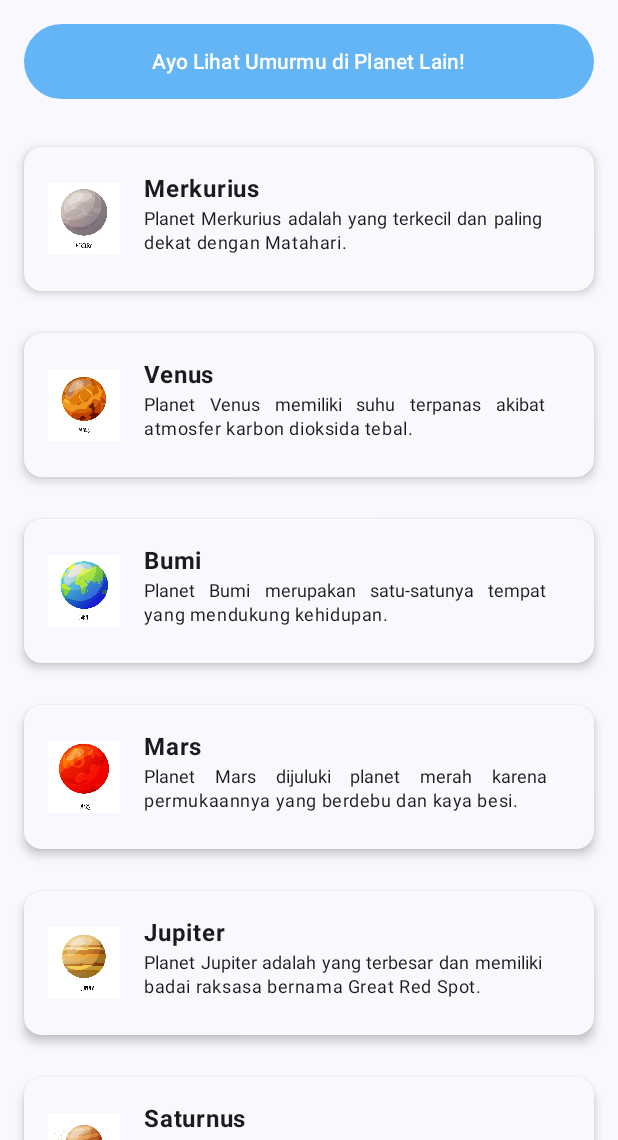
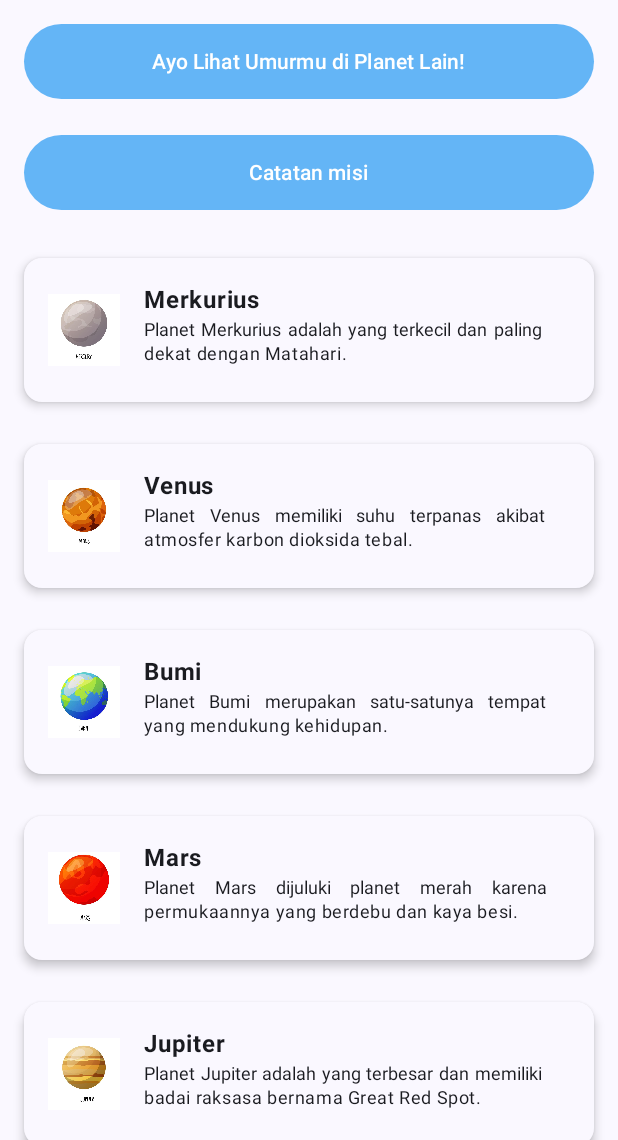
Before and after one commit to ZAYYAN2179/Usia-di-Planet-Lain, an Android app built with Jetpack Compose: the screen it shows after launch (MainActivity), on a phone screen of 412 x 824 dp, the part 96-1236 px from its top. Run offline under Robolectric (Android 15) with nearby library versions, the phone set to English and light mode, and no system bars.

Commit message:
Membuat Tampilan Mission List

```diff
--- a/app/build.gradle.kts
+++ b/app/build.gradle.kts
@@ -2,6 +2,7 @@ plugins {
     alias(libs.plugins.android.application)
     alias(libs.plugins.kotlin.android)
     alias(libs.plugins.kotlin.compose)
+    alias(libs.plugins.devtool.ksp)
 }
 
 android {
@@ -50,6 +51,11 @@ dependencies {
     implementation(libs.androidx.ui.tooling.preview)
     implementation(libs.androidx.material3)
     implementation(libs.androidx.navigation.compose)
+    implementation(libs.androidx.lifecycle.viewmodel.compose)
+    implementation(libs.androidx.room.runtime)
+    implementation(libs.androidx.room.ktx)
+    implementation(libs.androidx.datastore.preferences)
+    ksp(libs.androidx.room.compiler)
     testImplementation(libs.junit)
     androidTestImplementation(libs.androidx.junit)
     androidTestImplementation(libs.androidx.espresso.core)
--- a/app/src/main/java/com/zayyan0072/usiadiplanetlain/navigation/NavGraph.kt
+++ b/app/src/main/java/com/zayyan0072/usiadiplanetlain/navigation/NavGraph.kt
@@ -8,6 +8,7 @@ import androidx.navigation.compose.rememberNavController
 import com.zayyan0072.usiadiplanetlain.ui.theme.screen.AboutScreen
 import com.zayyan0072.usiadiplanetlain.ui.theme.screen.AgeCountScreen
 import com.zayyan0072.usiadiplanetlain.ui.theme.screen.MainScreen
+import com.zayyan0072.usiadiplanetlain.ui.theme.screen.MissionListScreen
 
 @Composable
 fun SetupNavGraph(navController: NavHostController = rememberNavController()) {
@@ -24,5 +25,8 @@ fun SetupNavGraph(navController: NavHostController = rememberNavController()) {
         composable(route = Screen.Count.route) {
             AgeCountScreen(navController)
         }
+        composable(route = Screen.MissionList.route) {
+            MissionListScreen(navController)
+        }
     }
 }
--- a/app/src/main/java/com/zayyan0072/usiadiplanetlain/navigation/Screen.kt
+++ b/app/src/main/java/com/zayyan0072/usiadiplanetlain/navigation/Screen.kt
@@ -4,4 +4,7 @@ sealed class Screen(val route: String) {
     data object Home: Screen("mainScreen")
     data object About: Screen("aboutScreen")
     data object Count: Screen("ageCountScreen")
+    data object MissionList: Screen("missionListScreen")
+//    data object MissionForm : Screen("missionFormScreen")
+//    data object MissionDetail : Screen("missionDetailScreen")
 }
--- a/app/src/main/java/com/zayyan0072/usiadiplanetlain/ui/theme/screen/AgeCountScreen.kt
+++ b/app/src/main/java/com/zayyan0072/usiadiplanetlain/ui/theme/screen/AgeCountScreen.kt
@@ -328,7 +328,6 @@ fun shareData(context: Context, message: String) {
     context.startActivity(chooser)
 }
 
-
 @Preview(showBackground = true)
 @Preview(uiMode = Configuration.UI_MODE_NIGHT_YES, showBackground = true)
 @Composable
--- a/app/src/main/java/com/zayyan0072/usiadiplanetlain/ui/theme/screen/MainScreen.kt
+++ b/app/src/main/java/com/zayyan0072/usiadiplanetlain/ui/theme/screen/MainScreen.kt
@@ -136,6 +136,24 @@ fun ScreenContent(modifier: Modifier = Modifier, navController: NavHostControlle
 
         Spacer(modifier = Modifier.height(24.dp))
 
+        Button(
+            onClick = {
+                navController.navigate(Screen.MissionList.route)
+            },
+            modifier = Modifier
+                .fillMaxWidth()
+                .height(50.dp),
+            colors = ButtonDefaults.buttonColors(containerColor = Color(0xFF64B5F6))
+        ) {
+            Text(
+                text = stringResource(R.string.navigasi_misi),
+                color = Color.White,
+                style = MaterialTheme.typography.labelLarge
+            )
+        }
+
+        Spacer(modifier = Modifier.height(24.dp))
+
         LazyColumn(
             verticalArrangement = Arrangement.spacedBy(12.dp),
             contentPadding = PaddingValues(bottom = 24.dp)
--- a/app/src/main/res/values/strings.xml
+++ b/app/src/main/res/values/strings.xml
@@ -11,6 +11,7 @@
         sederhana dengan membagi umur di Bumi dengan periode revolusi
         masing-masing planet.\n\nMuh Zayyan Al Thaaf Nur</string>
     <string name="navigasi_hitung">Ayo Lihat Umurmu di Planet Lain!</string>
+    <string name="navigasi_misi">Catatan misi</string>
     <string name="kembali">Kembali</string>
     <string name="keluar_aplikasi">Keluar</string>
 
@@ -64,6 +65,6 @@
     <string name="bagikan">Bagikan</string>
     <string name="bagikan_template">Jika usia di Bumi adalah %1$s tahun, maka usia di %2$s adalah %3$s\n\n%4$s</string>
 
-
-
+    <!-- String XML di screen misi -->
+    <string name="tampilan_misi">Catatan Misi</string>
 </resources>
```
Also changed, not shown: app/src/main/java/com/zayyan0072/usiadiplanetlain/ui/theme/screen/MissionListScreen.kt (added, +63 -0 lines), gradle/libs.versions.toml (+9 -0 lines), 1 other file.
